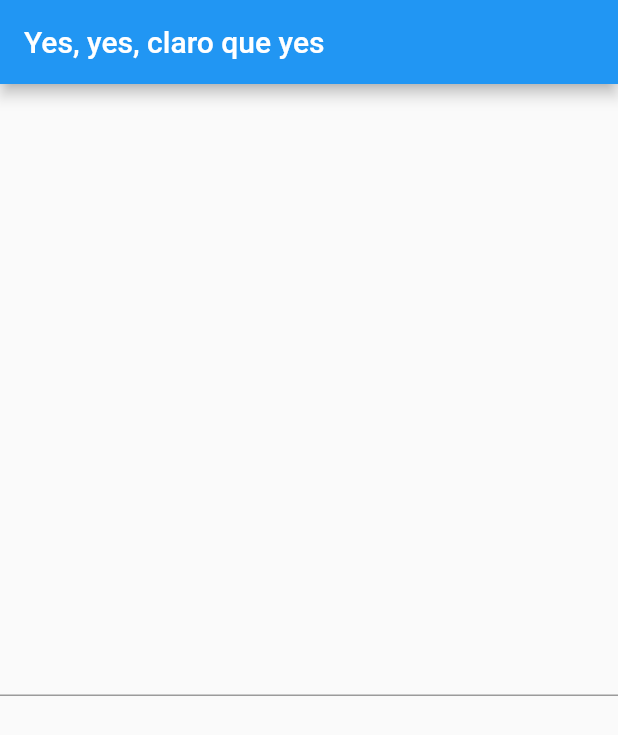
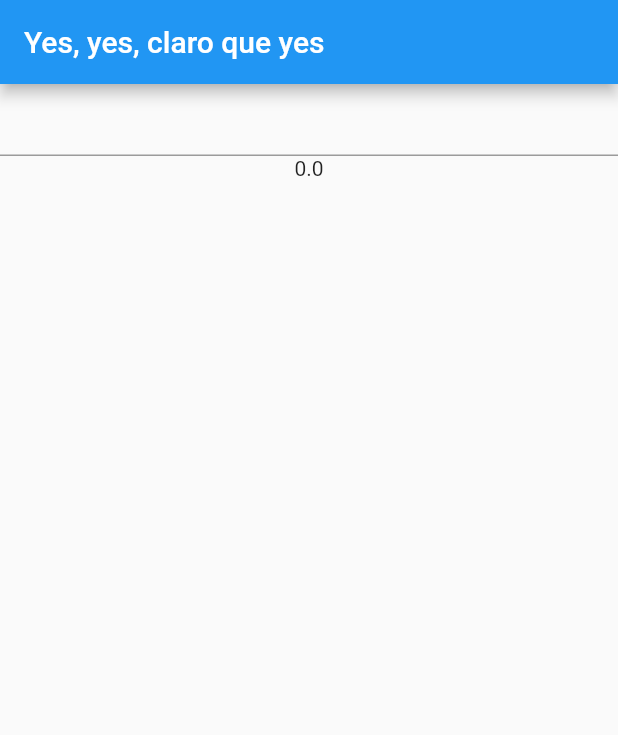
Before and after one commit to jjnorris31/flutter_converter_app, a Flutter app: the screen it shows after launch, on a phone screen of 412 x 824 dp. Shown: the top 735 px of the screen. Run offline on Flutter 3.47's test engine with Material 2 defaults, Android fonts, the phone set to English and light mode, and no system bars.

Commit message:
feat: added a TextField widget and display it's value in a Text widget

```diff
--- a/lib/main.dart
+++ b/lib/main.dart
@@ -10,7 +10,13 @@ class MyApp extends StatefulWidget {
 }
 
 class MyAppState extends State<MyApp> {
+
   double _numberForm;
+
+  void initState() {
+    _numberForm = 0;
+    super.initState();
+  }
 
   Widget build(BuildContext context) {
     return MaterialApp(
@@ -32,7 +38,21 @@ class MyAppState extends State<MyApp> {
             title: Text('Yes, yes, claro que yes'),
           ),
           body: Center(
-            child: TextField(),
+            child: Column(
+              children: [
+                TextField(
+                  onChanged: (text) {
+                    var rv = double.tryParse(text);
+                    if (rv != null) {
+                      setState(() {
+                        _numberForm = rv;
+                      });
+                    }
+                  },
+                ),
+                Text((_numberForm == null) ? '' : _numberForm.toString())
+              ],
+            )
           )
       ),
     );
```
